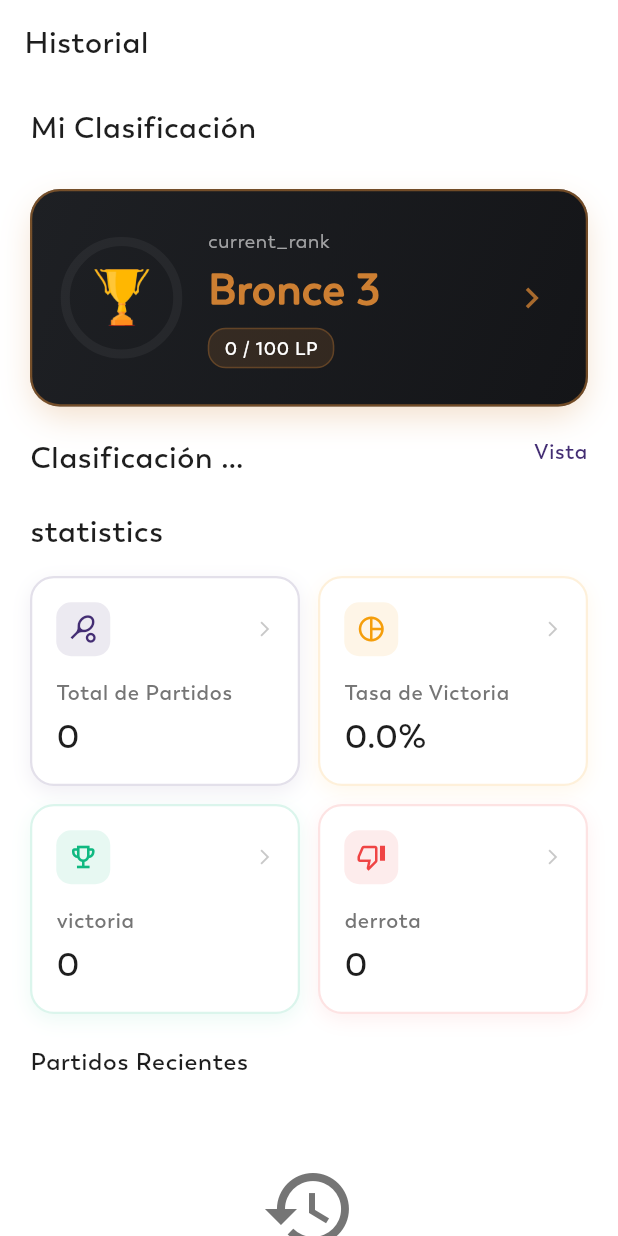
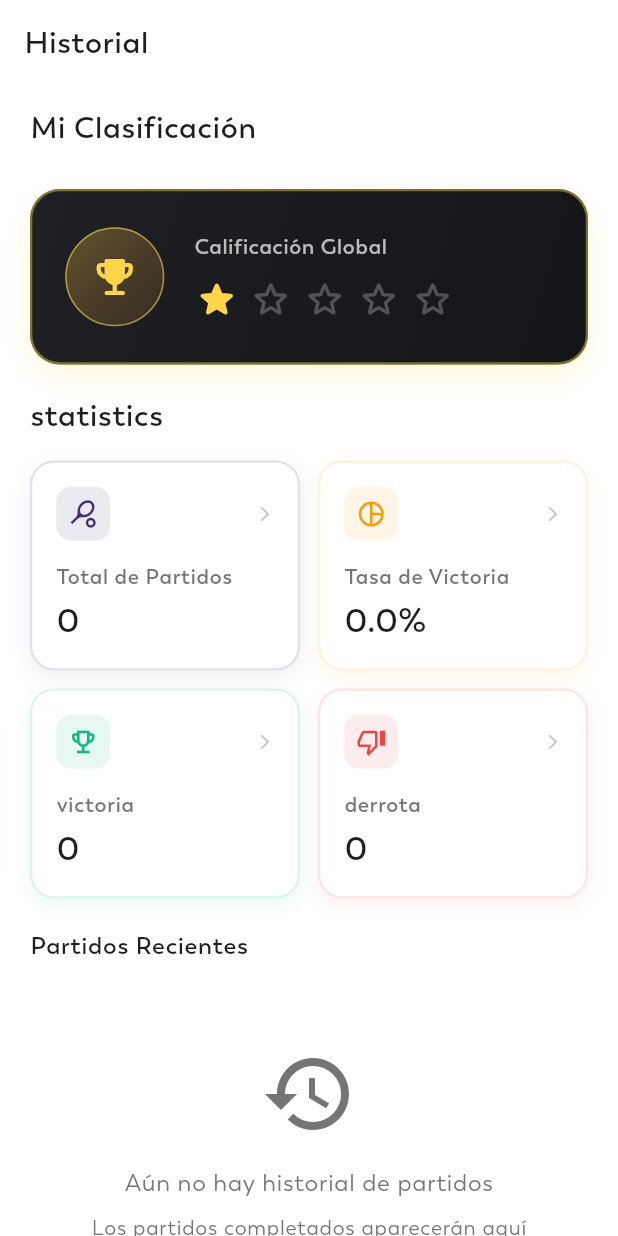
Before and after one commit to orlandoue/matchmake-app, a Flutter app: the History screen opened directly, on a phone screen of 412 x 824 dp. Run offline on Flutter 3.47's test engine with Material 3 defaults, Android fonts, the phone set to English and light mode, and no system bars; our stand-ins replace bounce, cached_network_image, connectivity_plus, country_code_picker, dropdown_button2, flutter_dotenv and 16 more; missing offline and left inert: image_stack, mobile_scanner, onesignal_flutter; accounts and stored records are empty; project files that could hold a hidden picture were left out.

Commit message:
feat(history): star-based player rating card, remove Ranking screen (Fase 8)
- Deleted lib/View/Screens/Users/History/Ranking.dart (zombie detail view)
- History.dart: rank card is now a static, non-navigable card — removed
  the GestureDetector→Ranking(), the chevron arrow, and the Season
  Rankings 'view' row that also linked to Ranking()
- Replaced the gamey 'Plata 2' + '30/100 LP' badge + circular LP gauge
  with a clean 5-star 'Calificación Global' rating; tier→stars mapping
  (Bronce1 Plata2 Oro3 Platino4 Diamante/Challenger5) keeps the sport
  pills meaningful. Trophy icon retained beside the stars, premium gold
  on the kept dark card (palette intact)
- Removed now-dead helper _rankIcon and unused imports (Ranking,
  CommonImageView, ExpandedRow, Assets)

flutter analyze: 0 errors.

Co-Authored-By: Claude Fable 5 <noreply@anthropic.com>

```diff
--- a/SportsConnect_Orland-main/lib/View/Screens/Users/History/History.dart
+++ b/SportsConnect_Orland-main/lib/View/Screens/Users/History/History.dart
@@ -1,17 +1,13 @@
 import 'package:flutter/material.dart';
 import 'package:get/get.dart';
-import 'package:orland_sports/View/Screens/Users/History/Ranking.dart';
 import 'package:orland_sports/View/Screens/Users/History/history_matches_screen.dart';
 import 'package:orland_sports/View/Screens/Users/matchmaking/player_match_detail_screen.dart';
-import 'package:orland_sports/View/Widgets/CommonImageView.dart';
-import 'package:orland_sports/View/Widgets/ExpandedRow.dart';
 import 'package:orland_sports/View/Widgets/myAppBar.dart';
 import 'package:orland_sports/View/Widgets/myText.dart';
 import 'package:orland_sports/const/appColors.dart';
 import 'package:orland_sports/controllers/player_matches_controller.dart';
 import 'package:orland_sports/controllers/profile_controller.dart';
 import 'package:orland_sports/enums/match_status.dart';
-import 'package:orland_sports/generated/assets.dart';
 import 'package:orland_sports/models/match_model.dart';
 
 /// ─────────────────────────────────────────────────────────────────────────────
@@ -69,8 +65,6 @@ class History extends StatelessWidget {
         // any Obx reading this getter rebuilds automatically on pill tap.
         final ranking   = profileController.currentSportRanking;
         final tier      = ranking?.tier             ?? 'Bronce';
-        final division  = ranking?.division         ?? 3;
-        final lp        = ranking?.lp               ?? 0;
         final tierColor = ranking?.leagueData.color ?? const Color(0xFFCD7F32);
 
         return RefreshIndicator(
@@ -100,15 +94,16 @@ class History extends StatelessWidget {
                 _SportSelectorBar(profileController: profileController),
               const SizedBox(height: 14),
 
-              // ── Rank Card (fully reactive via Obx parent) ─────────────────
-              GestureDetector(
-                onTap: () => Get.to(() => Ranking()),
-                child: Container(
+              // ── Player Rating Card (static, star-based) ───────────────────
+              // Reactive via the parent Obx; the sport pills above swap `tier`,
+              // which maps to a 1–5 star rating. No navigation (Ranking screen
+              // removed) and no gamey tier/LP text.
+              Container(
                 decoration: BoxDecoration(
                   borderRadius: BorderRadius.circular(20),
                   gradient: const LinearGradient(
                     colors: [
-                        Color(0xFF1E2024), // Dark metallic base
+                      Color(0xFF1E2024), // Dark metallic base (kept)
                       Color(0xFF141518),
                     ],
                     begin: Alignment.topLeft,
@@ -116,42 +111,40 @@ class History extends StatelessWidget {
                   ),
                   boxShadow: [
                     BoxShadow(
-                        color: tierColor.withValues(alpha: 0.25),
+                      color: _kRatingGold.withValues(alpha: 0.22),
                       blurRadius: 18,
                       spreadRadius: -2,
                       offset: const Offset(0, 8),
                     ),
                   ],
                   border: Border.all(
-                      color: tierColor.withValues(alpha: 0.5),
+                    color: _kRatingGold.withValues(alpha: 0.45),
                     width: 1.5,
                   ),
                 ),
-                  padding: const EdgeInsets.symmetric(horizontal: 22, vertical: 24),
+                padding:
+                    const EdgeInsets.symmetric(horizontal: 22, vertical: 24),
                 child: Row(
                   children: [
-                      // Circular Progress for LP
-                      SizedBox(
-                        width: 75,
-                        height: 75,
-                        child: Stack(
-                          fit: StackFit.expand,
-                          children: [
-                            CircularProgressIndicator(
-                              value: (lp / 100).clamp(0.0, 1.0),
-                              strokeWidth: 6,
-                              backgroundColor: kwhite.withValues(alpha: 0.05),
-                              valueColor: AlwaysStoppedAnimation<Color>(tierColor),
+                    // Trophy badge (accompanies the stars)
+                    Container(
+                      width: 66,
+                      height: 66,
+                      decoration: BoxDecoration(
+                        shape: BoxShape.circle,
+                        gradient: LinearGradient(
+                          colors: [
+                            _kRatingGold.withValues(alpha: 0.30),
+                            tierColor.withValues(alpha: 0.15),
+                          ],
+                          begin: Alignment.topLeft,
+                          end: Alignment.bottomRight,
                         ),
-                            Center(
-                              child: CommonImageView(
-                                imagePath: _rankIcon(tier),
-                                width: 38,
-                                height: 38,
+                        border: Border.all(
+                            color: _kRatingGold.withValues(alpha: 0.6)),
                       ),
-                            ),
-                          ],
-                        ),
+                      child: const Icon(Icons.emoji_events_rounded,
+                          color: _kRatingGold, size: 32),
                     ),
                     const SizedBox(width: 20),
                     Expanded(
@@ -159,57 +152,34 @@ class History extends StatelessWidget {
                         crossAxisAlignment: CrossAxisAlignment.start,
                         children: [
                           MyText(
-                              text: 'current_rank'.tr,
-                              weight: FontWeight.w500,
-                              size: 13,
-                              color: kwhite.withValues(alpha: 0.6),
+                            text: 'Calificación Global',
+                            weight: FontWeight.w600,
+                            size: 14,
+                            color: kwhite.withValues(alpha: 0.7),
                           ),
-                            const SizedBox(height: 2),
-                            FittedBox(
-                              fit: BoxFit.scaleDown,
-                              alignment: Alignment.centerLeft,
-                              child: MyText(
-                                text: '$tier $division',
-                                weight: FontWeight.w900,
-                                size: 28,
-                                color: tierColor,
+                          const SizedBox(height: 10),
+                          Row(
+                            children: List.generate(5, (i) {
+                              final filled = i < _playerStars(tier);
+                              return Padding(
+                                padding: const EdgeInsets.only(right: 6),
+                                child: Icon(
+                                  filled
+                                      ? Icons.star_rounded
+                                      : Icons.star_outline_rounded,
+                                  color: filled
+                                      ? _kRatingGold
+                                      : kwhite.withValues(alpha: 0.25),
+                                  size: 30,
                                 ),
+                              );
+                            }),
                           ),
-                            const SizedBox(height: 6),
-                            Container(
-                              padding: const EdgeInsets.symmetric(horizontal: 10, vertical: 4),
-                              decoration: BoxDecoration(
-                                color: tierColor.withValues(alpha: 0.15),
-                                borderRadius: BorderRadius.circular(12),
-                                border: Border.all(color: tierColor.withValues(alpha: 0.3)),
-                              ),
-                              child: MyText(
-                                text: '$lp / 100 LP',
-                                weight: FontWeight.bold,
-                                size: 12,
-                                color: kwhite,
+                        ],
                       ),
                     ),
                   ],
                 ),
-                      ),
-                      Icon(Icons.chevron_right, color: tierColor.withValues(alpha: 0.8), size: 28),
-                    ],
-                  ),
-                ),
-              ),
-
-              // ── Season Rankings header ──────────────────────────────────────
-              const SizedBox(height: 20),
-              ExpandedRow(
-                text1: 'season_rankings'.tr,
-                text2: 'view'.tr,
-                color2: kpurple1,
-                weight1: FontWeight.bold,
-                size1: 20,
-                size2: 14,
-                weight2: FontWeight.bold,
-                ontap2: () => Get.to(() => Ranking()),
               ),
 
               // ── Stats grid ─────────────────────────────────────────────────
@@ -319,18 +289,27 @@ class History extends StatelessWidget {
     );
   }
 
-  String _rankIcon(String tier) {
+  /// Maps a league tier to a 1–5 star rating (Pokémon-Unite-style).
+  /// The sport pills swap the tier, so switching sport updates the stars.
+  int _playerStars(String tier) {
     switch (tier.toLowerCase()) {
       case 'challenger':
       case 'diamante':
-        return Assets.imagesDiamond;
+        return 5;
+      case 'platino':
+        return 4;
       case 'oro':
-        return Assets.imagesGold;
-      default:
-        return Assets.imagesTropy;
+        return 3;
+      case 'plata':
+        return 2;
+      default: // bronce / unknown
+        return 1;
     }
   }
 }
+
+/// Premium gold used for the global-rating stars (harmonizes with the dark card).
+const Color _kRatingGold = Color(0xFFFFD54A);
 
 // ─────────────────────────────────────────────────────────────────────────────
 // Sport Selector Bar
```
Also changed, not shown: SportsConnect_Orland-main/lib/View/Screens/Users/History/Ranking.dart (deleted, +0 -252 lines). Lines whose indentation alone changed are shown as unchanged.
